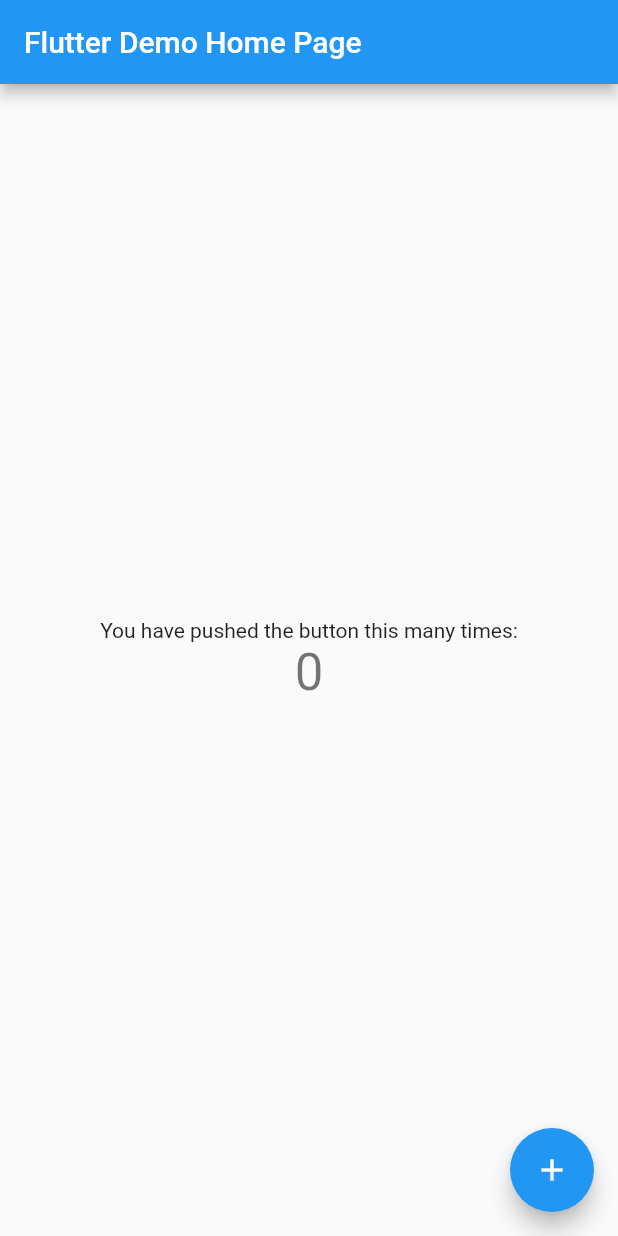
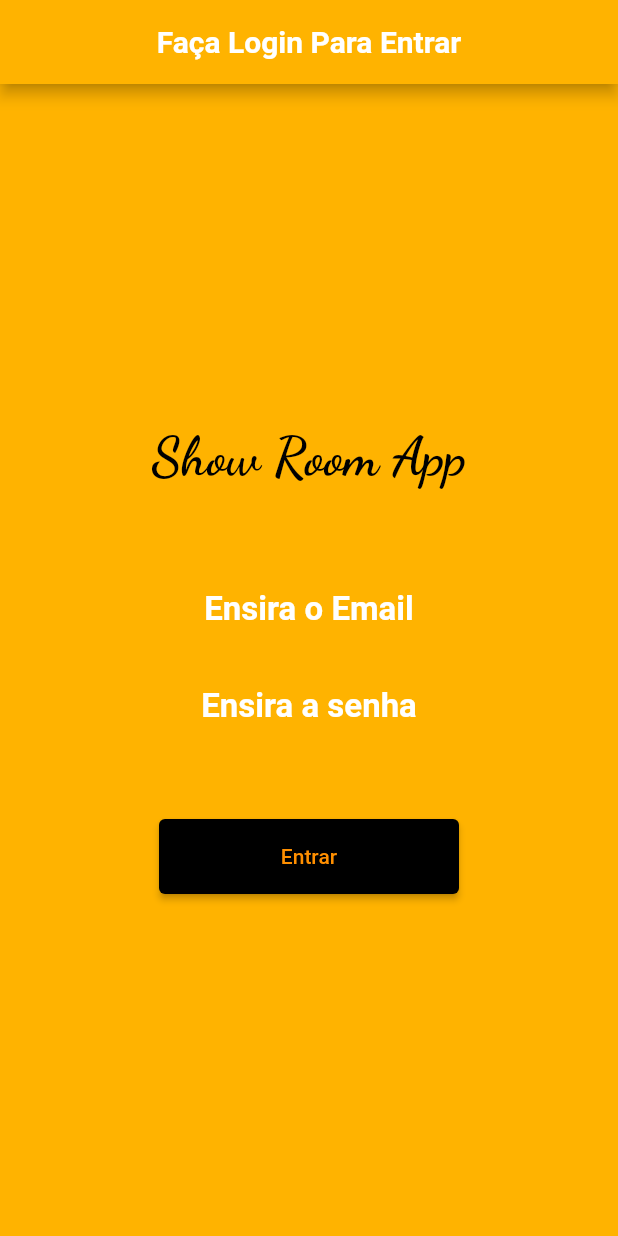
Before and after one commit to marcio1998/show_room_app, a Flutter app: the screen it shows after launch, on a phone screen of 412 x 824 dp. Run offline on Flutter 3.47's test engine with Material 2 defaults, Android fonts, the phone set to English and light mode, and no system bars; our stand-ins replace cloud_firestore, firebase_core; accounts and stored records are empty.

Commit message:
Design da tela de login feita, themedata adicionado, assets folder

```diff
--- a/lib/main.dart
+++ b/lib/main.dart
@@ -29,105 +29,122 @@ class MyApp extends StatelessWidget {
   @override
   Widget build(BuildContext context) {
     return MaterialApp(
-      title: 'Flutter Demo',
+      debugShowCheckedModeBanner: false,
+      title: 'ShowRoom App',
       theme: ThemeData(
-        // This is the theme of your application.
-        //
-        // Try running your application with "flutter run". You'll see the
-        // application has a blue toolbar. Then, without quitting the app, try
-        // changing the primarySwatch below to Colors.green and then invoke
-        // "hot reload" (press "r" in the console where you ran "flutter run",
-        // or simply save your changes to "hot reload" in a Flutter IDE).
-        // Notice that the counter didn't reset back to zero; the application
-        // is not restarted.
-        primarySwatch: Colors.blue,
+        primaryColor: Colors.amber[600],
+        scaffoldBackgroundColor: Colors.amber[600],
+        appBarTheme: AppBarTheme(
+            color: Colors.amber[600],
+            centerTitle: true,
+            titleTextStyle: TextStyle(
+              color: Colors.white,
+              fontSize: 20,
+              fontWeight: FontWeight.bold,
+            )),
+        elevatedButtonTheme: ElevatedButtonThemeData(
+            style: ButtonStyle(
+          backgroundColor: MaterialStateProperty.all<Color>(Colors.black),
+        )),
+        textTheme: TextTheme(
+            headline1: TextStyle(
+                color: Colors.black,
+                fontSize: 35,
+                fontFamily: 'DancingScript',
+                fontWeight: FontWeight.bold),
+            headline2: TextStyle(
+              color: Colors.white,
+              fontSize: 22,
+              fontWeight: FontWeight.bold,
+            )),
       ),
-      home: MyHomePage(title: 'Flutter Demo Home Page'),
+      home: MyHomePage(),
     );
   }
 }
 
 class MyHomePage extends StatefulWidget {
-  MyHomePage({Key? key, required this.title}) : super(key: key);
-
-  // This widget is the home page of your application. It is stateful, meaning
-  // that it has a State object (defined below) that contains fields that affect
-  // how it looks.
-
-  // This class is the configuration for the state. It holds the values (in this
-  // case the title) provided by the parent (in this case the App widget) and
-  // used by the build method of the State. Fields in a Widget subclass are
-  // always marked "final".
-
-  final String title;
-
   @override
   _MyHomePageState createState() => _MyHomePageState();
 }
 
 class _MyHomePageState extends State<MyHomePage> {
-  int _counter = 0;
-
-  void _incrementCounter() {
-    setState(() {
-      // This call to setState tells the Flutter framework that something has
-      // changed in this State, which causes it to rerun the build method below
-      // so that the display can reflect the updated values. If we changed
-      // _counter without calling setState(), then the build method would not be
-      // called again, and so nothing would appear to happen.
-
-    });
-  }
-
+  var _emailUsuarioController = TextEditingController();
+  var _senhaUsuarioController = TextEditingController();
+  final _formKey = GlobalKey<FormState>();
   @override
   Widget build(BuildContext context) {
-    // This method is rerun every time setState is called, for instance as done
-    // by the _incrementCounter method above.
-    //
-    // The Flutter framework has been optimized to make rerunning build methods
-    // fast, so that you can just rebuild anything that needs updating rather
-    // than having to individually change instances of widgets.
     return Scaffold(
       appBar: AppBar(
-        // Here we take the value from the MyHomePage object that was created by
-        // the App.build method, and use it to set our appbar title.
-        title: Text(widget.title),
+        title: Text("Faça Login Para Entrar",
+            style: Theme.of(context).appBarTheme.titleTextStyle),
       ),
       body: Center(
-        // Center is a layout widget. It takes a single child and positions it
-        // in the middle of the parent.
-        child: Column(
-          // Column is also a layout widget. It takes a list of children and
-          // arranges them vertically. By default, it sizes itself to fit its
-          // children horizontally, and tries to be as tall as its parent.
-          //
-          // Invoke "debug painting" (press "p" in the console, choose the
-          // "Toggle Debug Paint" action from the Flutter Inspector in Android
-          // Studio, or the "Toggle Debug Paint" command in Visual Studio Code)
-          // to see the wireframe for each widget.
-          //
-          // Column has various properties to control how it sizes itself and
-          // how it positions its children. Here we use mainAxisAlignment to
-          // center the children vertically; the main axis here is the vertical
-          // axis because Columns are vertical (the cross axis would be
-          // horizontal).
-          mainAxisAlignment: MainAxisAlignment.center,
-          children: <Widget>[
-            Text(
-              'You have pushed the button this many times:',
-            ),
-            Text(
-              '$_counter',
-              style: Theme.of(context).textTheme.headline4,
-            ),
-          ],
-        ),
-      ),
-      floatingActionButton: FloatingActionButton(
-        onPressed: _incrementCounter,
-        tooltip: 'Increment',
-        child: Icon(Icons.add),
-      ), // This trailing comma makes auto-formatting nicer for build methods.
+          child: Form(
+              key: this._formKey,
+              child: Column(
+                mainAxisAlignment: MainAxisAlignment.center,
+                children: [
+                  Container(
+                    margin: EdgeInsets.only(bottom: 40),
+                    child: Text(
+                      "Show Room App",
+                      style: Theme.of(context).textTheme.headline1,
+                    ),
+                  ),
+                  Container(
+                    padding: EdgeInsets.all(15),
+                    child: TextFormField(
+                      textAlign: TextAlign.center,
+                      style: Theme.of(context).textTheme.headline2,
+                      decoration: InputDecoration(
+                        border: InputBorder.none,
+                        hintStyle: Theme.of(context).textTheme.headline2,
+                        hintText: "Ensira o Email",
+                      ),
+                      controller: this._emailUsuarioController,
+                      validator: (value) {
+                        if (value == null || value.isEmpty) {
+                          return "Por Favor, Informe o Usuário";
+                        } else {
+                          return null;
+                        }
+                      },
+                    ),
+                  ),
+                  TextFormField(
+                    obscureText: true,
+                    textAlign: TextAlign.center,
+                    style: Theme.of(context).textTheme.headline2,
+                    decoration: InputDecoration(
+                      border: InputBorder.none,
+                      hintStyle: Theme.of(context).textTheme.headline2,
+                      hintText: "Ensira a senha",
+                    ),
+                    controller: this._senhaUsuarioController,
+                    validator: (value) {
+                      if (value == null || value.isEmpty) {
+                        return "Por Favor, Informe a Senha";
+                      } else {
+                        return null;
+                      }
+                    },
+                  ),
+                  Container(
+                    width: 200,
+                    height: 50,
+                    margin: EdgeInsets.only(top: 50),
+                    child: ElevatedButton(
+                        onPressed: () {},
+                        child: Text(
+                          "Entrar",
+                          style: TextStyle(
+                            color: Colors.amber[800],
+                          ),
+                        )),
+                  )
+                ],
+              ))),
     );
   }
 }
```
Also changed, not shown: pubspec.yaml (+4 -4 lines), assets/fonts/DancingScript-Bold.ttf (added), assets/fonts/DancingScript-Medium.ttf (added), assets/fonts/DancingScript-Regular.ttf (added), assets/fonts/DancingScript-SemiBold.ttf (added), assets/fonts/DancingScript.ttf (added).
